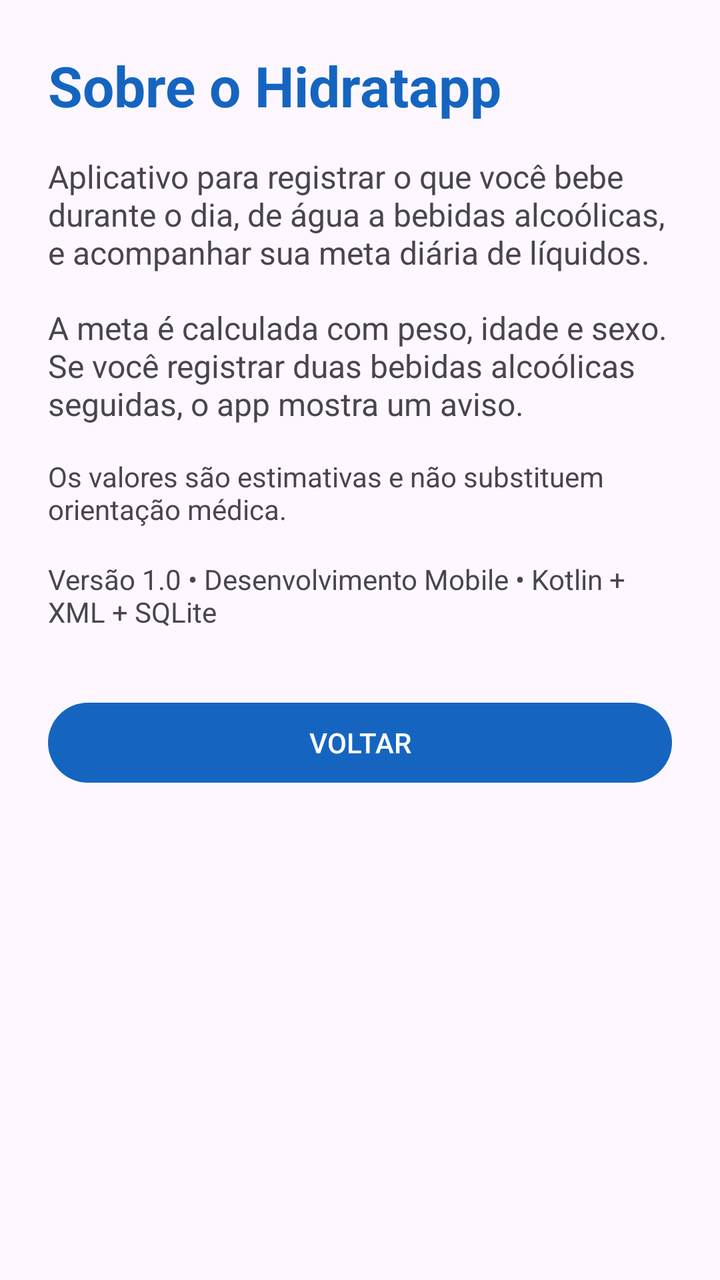
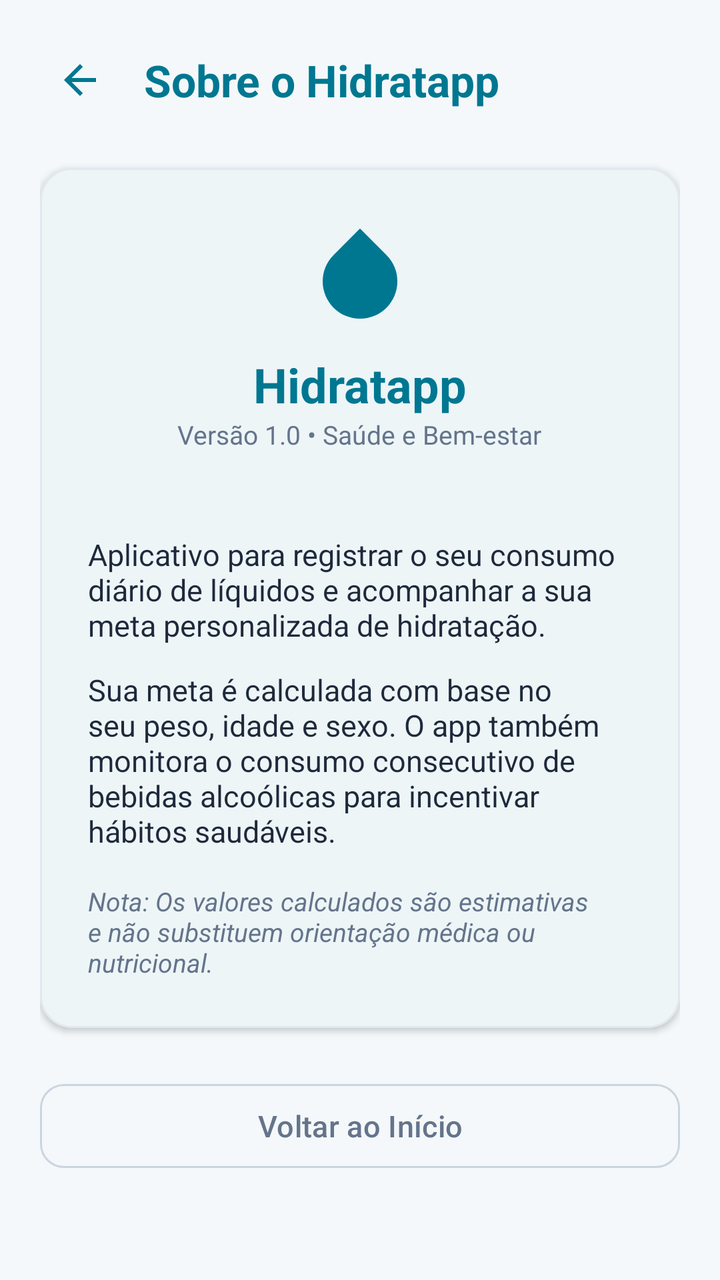

Two renders of the same Android screen: before a commit and after it. Below are the layout's source before the change and the commit's diff.
<!-- AndroidManifest.xml: application theme Theme.Hidratapp -->
<!-- res/layout/activity_sobre.xml -->
<?xml version="1.0" encoding="utf-8"?>
<LinearLayout xmlns:android="http://schemas.android.com/apk/res/android"
    android:id="@+id/main"
    android:layout_width="match_parent"
    android:layout_height="match_parent"
    android:orientation="vertical"
    android:padding="24dp">

    <TextView
        android:layout_width="wrap_content"
        android:layout_height="wrap_content"
        android:text="Sobre o Hidratapp"
        android:textColor="#1565C0"
        android:textSize="28sp"
        android:textStyle="bold" />

    <TextView
        android:layout_width="match_parent"
        android:layout_height="wrap_content"
        android:layout_marginTop="16dp"
        android:text="Aplicativo para registrar o que você bebe durante o dia, de água a bebidas alcoólicas, e acompanhar sua meta diária de líquidos."
        android:textSize="16sp" />

    <TextView
        android:layout_width="match_parent"
        android:layout_height="wrap_content"
        android:layout_marginTop="16dp"
        android:text="A meta é calculada com peso, idade e sexo. Se você registrar duas bebidas alcoólicas seguidas, o app mostra um aviso."
        android:textSize="16sp" />

    <TextView
        android:layout_width="match_parent"
        android:layout_height="wrap_content"
        android:layout_marginTop="16dp"
        android:text="Os valores são estimativas e não substituem orientação médica."
        android:textSize="14sp" />

    <TextView
        android:layout_width="match_parent"
        android:layout_height="wrap_content"
        android:layout_marginTop="16dp"
        android:text="Versão 1.0 • Desenvolvimento Mobile • Kotlin + XML + SQLite"
        android:textSize="14sp" />

    <Button
        android:id="@+id/btnVoltar"
        android:layout_width="match_parent"
        android:layout_height="wrap_content"
        android:layout_marginTop="32dp"
        android:text="VOLTAR" />
</LinearLayout>
<!-- resources referenced by this layout -->
<resources>
  <style name="Theme.Hidratapp" parent="Base.Theme.Hidratapp" />
  <style name="Base.Theme.Hidratapp" parent="Theme.Material3.DayNight.NoActionBar">
          <item name="colorPrimary">@color/blue_primary</item>
      </style>
  <color name="blue_primary">#1565C0</color>
</resources>

<!-- the commit's change to res/layout/activity_sobre.xml (unified diff, before → after) -->
@@ -1,51 +1,129 @@
 <?xml version="1.0" encoding="utf-8"?>
-<LinearLayout xmlns:android="http://schemas.android.com/apk/res/android"
+<ScrollView xmlns:android="http://schemas.android.com/apk/res/android"
+    xmlns:app="http://schemas.android.com/apk/res-auto"
     android:id="@+id/main"
     android:layout_width="match_parent"
     android:layout_height="match_parent"
-    android:orientation="vertical"
-    android:padding="24dp">
+    android:fillViewport="true"
+    android:background="@color/wellness_bg">
 
-    <TextView
-        android:layout_width="wrap_content"
-        android:layout_height="wrap_content"
-        android:text="Sobre o Hidratapp"
-        android:textColor="#1565C0"
-        android:textSize="28sp"
-        android:textStyle="bold" />
-
-    <TextView
+    <LinearLayout
         android:layout_width="match_parent"
         android:layout_height="wrap_content"
-        android:layout_marginTop="16dp"
-        android:text="Aplicativo para registrar o que você bebe durante o dia, de água a bebidas alcoólicas, e acompanhar sua meta diária de líquidos."
-        android:textSize="16sp" />
+        android:orientation="vertical"
+        android:padding="20dp">
 
-    <TextView
-        android:layout_width="match_parent"
-        android:layout_height="wrap_content"
-        android:layout_marginTop="16dp"
-        android:text="A meta é calculada com peso, idade e sexo. Se você registrar duas bebidas alcoólicas seguidas, o app mostra um aviso."
-        android:textSize="16sp" />
+        
+        <LinearLayout
+            android:layout_width="match_parent"
+            android:layout_height="wrap_content"
+            android:gravity="center_vertical"
+            android:orientation="horizontal"
+            android:layout_marginBottom="24dp">
 
-    <TextView
-        android:layout_width="match_parent"
-        android:layout_height="wrap_content"
-        android:layout_marginTop="16dp"
-        android:text="Os valores são estimativas e não substituem orientação médica."
-        android:textSize="14sp" />
+            <ImageButton
+                android:id="@+id/btnHeaderVoltar"
+                android:layout_width="40dp"
+                android:layout_height="40dp"
+                android:background="?attr/selectableItemBackgroundBorderless"
+                android:contentDescription="Voltar"
+                android:src="@drawable/ic_arrow_back"
+                app:tint="@color/teal_primary" />
 
-    <TextView
-        android:layout_width="match_parent"
-        android:layout_height="wrap_content"
-        android:layout_marginTop="16dp"
-        android:text="Versão 1.0 • Desenvolvimento Mobile • Kotlin + XML + SQLite"
-        android:textSize="14sp" />
+            <TextView
+                android:layout_width="wrap_content"
+                android:layout_height="wrap_content"
+                android:layout_marginStart="12dp"
+                android:text="Sobre o Hidratapp"
+                android:textColor="@color/teal_primary"
+                android:textSize="22sp"
+                android:textStyle="bold" />
+        </LinearLayout>
 
-    <Button
-        android:id="@+id/btnVoltar"
-        android:layout_width="match_parent"
-        android:layout_height="wrap_content"
-        android:layout_marginTop="32dp"
-        android:text="VOLTAR" />
-</LinearLayout>
+        
+        <com.google.android.material.card.MaterialCardView
+            android:layout_width="match_parent"
+            android:layout_height="wrap_content"
+            android:layout_marginBottom="24dp"
+            app:cardCornerRadius="16dp"
+            app:cardElevation="2dp"
+            app:strokeWidth="1dp"
+            app:strokeColor="#E2E8F0"
+            app:cardBackgroundColor="@color/wellness_card_bg">
+
+            <LinearLayout
+                android:layout_width="match_parent"
+                android:layout_height="wrap_content"
+                android:gravity="center_horizontal"
+                android:orientation="vertical"
+                android:padding="24dp">
+
+                <ImageView
+                    android:layout_width="56dp"
+                    android:layout_height="56dp"
+                    android:contentDescription="Hidratapp"
+                    android:src="@drawable/ic_water_drop"
+                    app:tint="@color/teal_primary" />
+
+                <TextView
+                    android:layout_width="wrap_content"
+                    android:layout_height="wrap_content"
+                    android:layout_marginTop="12dp"
+                    android:text="Hidratapp"
+                    android:textColor="@color/teal_primary"
+                    android:textSize="24sp"
+                    android:textStyle="bold" />
+
+                <TextView
+                    android:layout_width="wrap_content"
+                    android:layout_height="wrap_content"
+                    android:text="Versão 1.0 • Saúde e Bem-estar"
+                    android:textColor="@color/text_secondary"
+                    android:textSize="13sp" />
+
+                <View
+                    android:layout_width="match_parent"
+                    android:layout_height="1dp"
+                    android:layout_marginVertical="20dp"
+                    android:background="#F1F5F9" />
+
+                <TextView
+                    android:layout_width="match_parent"
+                    android:layout_height="wrap_content"
+                    android:text="Aplicativo para registrar o seu consumo diário de líquidos e acompanhar a sua meta personalizada de hidratação."
+                    android:textColor="@color/text_primary"
+                    android:textSize="15sp" />
+
+                <TextView
+                    android:layout_width="match_parent"
+                    android:layout_height="wrap_content"
+                    android:layout_marginTop="12dp"
+                    android:text="Sua meta é calculada com base no seu peso, idade e sexo. O app também monitora o consumo consecutivo de bebidas alcoólicas para incentivar hábitos saudáveis."
+                    android:textColor="@color/text_primary"
+                    android:textSize="15sp" />
+
+                <TextView
+                    android:layout_width="match_parent"
+                    android:layout_height="wrap_content"
+                    android:layout_marginTop="16dp"
+                    android:text="Nota: Os valores calculados são estimativas e não substituem orientação médica ou nutricional."
+                    android:textColor="@color/text_secondary"
+                    android:textSize="13sp"
+                    android:textStyle="italic" />
+
+            </LinearLayout>
+        </com.google.android.material.card.MaterialCardView>
+
+        <com.google.android.material.button.MaterialButton
+            android:id="@+id/btnVoltar"
+            style="@style/Widget.Material3.Button.OutlinedButton"
+            android:layout_width="match_parent"
+            android:layout_height="50dp"
+            android:text="Voltar ao Início"
+            android:textColor="@color/text_secondary"
+            android:textSize="15sp"
+            app:cornerRadius="12dp"
+            app:strokeColor="#CBD5E1" />
+
+    </LinearLayout>
+</ScrollView>
<!-- resource entries referenced after the edit -->
@@ -1,9 +1,41 @@
 <!-- resources referenced by this layout -->
 <resources>
+  <color name="teal_primary">#007791</color>
+  <color name="text_primary">#1E293B</color>
+  <color name="text_secondary">#64748B</color>
+  <color name="wellness_bg">#F4F8FA</color>
+  <color name="wellness_card_bg">#FFFFFF</color>
+  <!-- drawable ic_arrow_back (drawable) -->
+  <vector xmlns:android="http://schemas.android.com/apk/res/android"
+      android:width="24dp"
+      android:height="24dp"
+      android:viewportWidth="24"
+      android:viewportHeight="24">
+    <path
+        android:fillColor="@color/teal_primary"
+        android:pathData="M20,11H7.83l5.59,-5.59L12,4l-8,8 8,8 1.41,-1.41L7.83,13H20v-2z"/>
+  </vector>
+  <!-- drawable ic_water_drop (drawable) -->
+  <vector xmlns:android="http://schemas.android.com/apk/res/android"
+      android:width="24dp"
+      android:height="24dp"
+      android:viewportWidth="24"
+      android:viewportHeight="24">
+    <path
+        android:fillColor="@color/teal_primary"
+        android:pathData="M12,2.69l5.66,5.66a8,8 0,1 1,-11.31 0z"/>
+  </vector>
   <style name="Theme.Hidratapp" parent="Base.Theme.Hidratapp" />
   <style name="Base.Theme.Hidratapp" parent="Theme.Material3.DayNight.NoActionBar">
-          <item name="colorPrimary">@color/blue_primary</item>
+          <item name="colorPrimary">@color/teal_primary</item>
+          <item name="colorOnPrimary">@color/white</item>
+          <item name="colorPrimaryContainer">@color/teal_light</item>
+          <item name="colorSecondary">@color/teal_accent</item>
+          <item name="android:colorBackground">@color/wellness_bg</item>
+          <item name="colorSurface">@color/wellness_card_bg</item>
       </style>
-  <color name="blue_primary">#1565C0</color>
+  <color name="white">#FFFFFFFF</color>
+  <color name="teal_light">#E0F2F1</color>
+  <color name="teal_accent">#0097A7</color>
 </resources>
 
